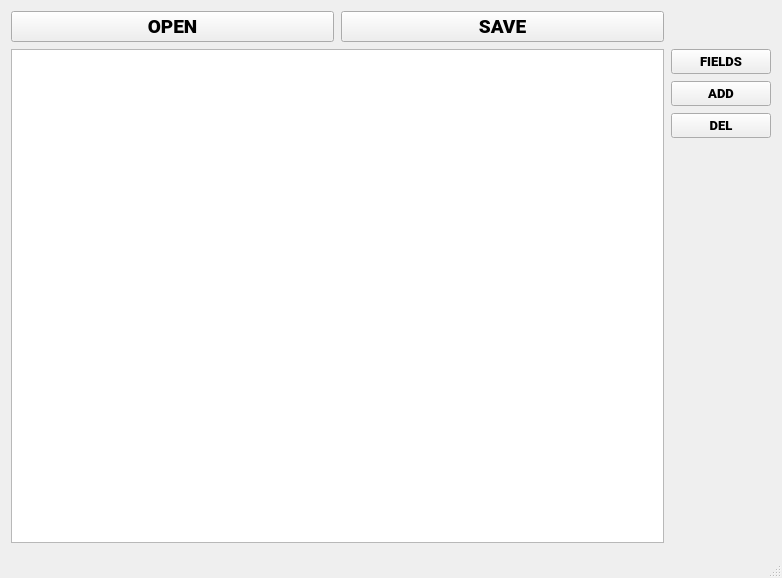
Above: _data/main_GUI.ui from PaulFilms/CSV_EDITOR before the change. Below: the same form after it.
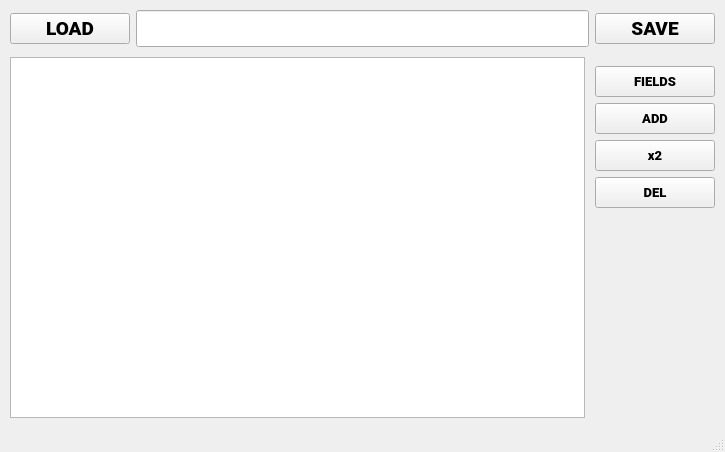
That is the form after the change. Icons and pictures are not drawn.

Commit message: Changes to be committed: 	modified:   .gitignore 	new file:   _data/csv.ico 	modified:   _data/main_GUI.ui 	modified:   _data/main_GUI_ui.py 	modified:   func_data.py 	modified:   main.pyw

Diff of the .ui file:
```diff
--- a/_data/main_GUI.ui
+++ b/_data/main_GUI.ui
@@ -6,10 +6,16 @@
    <rect>
     <x>0</x>
     <y>0</y>
-    <width>782</width>
-    <height>578</height>
+    <width>725</width>
+    <height>452</height>
    </rect>
   </property>
+  <property name="minimumSize">
+   <size>
+    <width>500</width>
+    <height>0</height>
+   </size>
+  </property>
   <property name="font">
    <font>
     <family>Tahoma</family>
@@ -53,96 +59,57 @@
    <property name="accessibleDescription">
     <string notr="true"/>
    </property>
-   <layout class="QGridLayout" name="gridLayout">
+   <layout class="QGridLayout" name="gridLayout_2">
     <property name="leftMargin">
-     <number>11</number>
+     <number>10</number>
     </property>
     <property name="topMargin">
-     <number>11</number>
+     <number>10</number>
     </property>
     <property name="rightMargin">
-     <number>11</number>
+     <number>10</number>
     </property>
     <property name="bottomMargin">
-     <number>11</number>
+     <number>10</number>
     </property>
     <property name="spacing">
-     <number>7</number>
+     <number>10</number>
     </property>
-    <item row="3" column="2">
-     <widget class="QPushButton" name="btn_fields">
-      <property name="maximumSize">
-       <size>
-        <width>100</width>
-        <height>16777215</height>
-       </size>
+    <item row="0" column="0" colspan="2">
+     <widget class="QFrame" name="frame">
+      <property name="frameShape">
+       <enum>QFrame::NoFrame</enum>
       </property>
-      <property name="font">
-       <font>
-        <family>Roboto Black</family>
-        <pointsize>10</pointsize>
-        <weight>75</weight>
-        <bold>true</bold>
-       </font>
+      <property name="frameShadow">
+       <enum>QFrame::Raised</enum>
       </property>
-      <property name="toolTip">
-       <string notr="true"/>
-      </property>
-      <property name="statusTip">
-       <string notr="true"/>
-      </property>
-      <property name="whatsThis">
-       <string notr="true"/>
-      </property>
-      <property name="accessibleName">
-       <string notr="true"/>
-      </property>
-      <property name="accessibleDescription">
-       <string notr="true"/>
-      </property>
-      <property name="text">
-       <string notr="true">FIELDS</string>
-      </property>
-      <property name="shortcut">
-       <string notr="true"/>
-      </property>
-     </widget>
-    </item>
-    <item row="0" column="0">
-     <widget class="QPushButton" name="btn_open">
-      <property name="font">
-       <font>
-        <family>Roboto Black</family>
-        <pointsize>14</pointsize>
-        <weight>75</weight>
-        <bold>true</bold>
-       </font>
-      </property>
-      <property name="toolTip">
-       <string notr="true"/>
-      </property>
-      <property name="statusTip">
-       <string notr="true"/>
-      </property>
-      <property name="whatsThis">
-       <string notr="true"/>
-      </property>
-      <property name="accessibleName">
-       <string notr="true"/>
-      </property>
-      <property name="accessibleDescription">
-       <string notr="true"/>
-      </property>
-      <property name="text">
-       <string notr="true">OPEN</string>
-      </property>
-      <property name="shortcut">
-       <string notr="true"/>
-      </property>
-     </widget>
-    </item>
-    <item row="0" column="1">
+      <layout class="QGridLayout" name="gridLayout">
+       <property name="leftMargin">
+        <number>0</number>
+       </property>
+       <property name="topMargin">
+        <number>0</number>
+       </property>
+       <property name="rightMargin">
+        <number>0</number>
+       </property>
+       <property name="bottomMargin">
+        <number>0</number>
+       </property>
+       <item row="0" column="2">
      <widget class="QPushButton" name="btn_save">
+         <property name="minimumSize">
+          <size>
+           <width>120</width>
+           <height>0</height>
+          </size>
+         </property>
+         <property name="maximumSize">
+          <size>
+           <width>120</width>
+           <height>16777215</height>
+          </size>
+         </property>
       <property name="font">
        <font>
         <family>Roboto Black</family>
@@ -174,31 +141,24 @@
       </property>
      </widget>
     </item>
-    <item row="6" column="2">
-     <spacer name="verticalSpacer">
-      <property name="orientation">
-       <enum>Qt::Vertical</enum>
-      </property>
-      <property name="sizeHint" stdset="0">
+       <item row="0" column="0">
+        <widget class="QPushButton" name="btn_load">
+         <property name="minimumSize">
        <size>
-        <width>20</width>
-        <height>40</height>
-       </size>
-      </property>
-     </spacer>
-    </item>
-    <item row="4" column="2">
-     <widget class="QPushButton" name="btn_add">
+           <width>120</width>
+           <height>0</height>
+          </size>
+         </property>
       <property name="maximumSize">
        <size>
-        <width>100</width>
+           <width>120</width>
         <height>16777215</height>
        </size>
       </property>
       <property name="font">
        <font>
         <family>Roboto Black</family>
-        <pointsize>10</pointsize>
+           <pointsize>14</pointsize>
         <weight>75</weight>
         <bold>true</bold>
        </font>
@@ -219,19 +179,47 @@
        <string notr="true"/>
       </property>
       <property name="text">
-       <string notr="true">ADD</string>
+          <string notr="true">LOAD</string>
       </property>
       <property name="shortcut">
        <string notr="true"/>
       </property>
      </widget>
     </item>
-    <item row="3" column="0" rowspan="4" colspan="2">
+       <item row="0" column="1">
+        <widget class="QLineEdit" name="tx_filename">
+         <property name="minimumSize">
+          <size>
+           <width>0</width>
+           <height>37</height>
+          </size>
+         </property>
+         <property name="maximumSize">
+          <size>
+           <width>16777215</width>
+           <height>37</height>
+          </size>
+         </property>
+         <property name="font">
+          <font>
+           <family>Consolas</family>
+           <pointsize>12</pointsize>
+          </font>
+         </property>
+         <property name="text">
+          <string/>
+         </property>
+        </widget>
+       </item>
+      </layout>
+     </widget>
+    </item>
+    <item row="1" column="0">
      <widget class="QTableWidget" name="tbl_data">
       <property name="font">
        <font>
         <family>Consolas</family>
-        <pointsize>10</pointsize>
+        <pointsize>12</pointsize>
        </font>
       </property>
       <property name="toolTip">
@@ -279,12 +267,168 @@
       </row>
      </widget>
     </item>
-    <item row="5" column="2">
+    <item row="1" column="1">
+     <widget class="QFrame" name="frame_2">
+      <property name="frameShape">
+       <enum>QFrame::NoFrame</enum>
+      </property>
+      <property name="frameShadow">
+       <enum>QFrame::Raised</enum>
+      </property>
+      <layout class="QVBoxLayout" name="verticalLayout">
+       <property name="leftMargin">
+        <number>0</number>
+       </property>
+       <property name="rightMargin">
+        <number>0</number>
+       </property>
+       <item>
+        <widget class="QPushButton" name="btn_fields">
+         <property name="minimumSize">
+          <size>
+           <width>120</width>
+           <height>31</height>
+          </size>
+         </property>
+         <property name="maximumSize">
+          <size>
+           <width>120</width>
+           <height>31</height>
+          </size>
+         </property>
+         <property name="font">
+          <font>
+           <family>Roboto Black</family>
+           <pointsize>10</pointsize>
+           <weight>75</weight>
+           <bold>true</bold>
+          </font>
+         </property>
+         <property name="toolTip">
+          <string notr="true"/>
+         </property>
+         <property name="statusTip">
+          <string notr="true"/>
+         </property>
+         <property name="whatsThis">
+          <string notr="true"/>
+         </property>
+         <property name="accessibleName">
+          <string notr="true"/>
+         </property>
+         <property name="accessibleDescription">
+          <string notr="true"/>
+         </property>
+         <property name="text">
+          <string notr="true">FIELDS</string>
+         </property>
+         <property name="shortcut">
+          <string notr="true"/>
+         </property>
+        </widget>
+       </item>
+       <item>
+        <widget class="QPushButton" name="btn_add">
+         <property name="minimumSize">
+          <size>
+           <width>120</width>
+           <height>31</height>
+          </size>
+         </property>
+         <property name="maximumSize">
+          <size>
+           <width>120</width>
+           <height>31</height>
+          </size>
+         </property>
+         <property name="font">
+          <font>
+           <family>Roboto Black</family>
+           <pointsize>10</pointsize>
+           <weight>75</weight>
+           <bold>true</bold>
+          </font>
+         </property>
+         <property name="toolTip">
+          <string notr="true"/>
+         </property>
+         <property name="statusTip">
+          <string notr="true"/>
+         </property>
+         <property name="whatsThis">
+          <string notr="true"/>
+         </property>
+         <property name="accessibleName">
+          <string notr="true"/>
+         </property>
+         <property name="accessibleDescription">
+          <string notr="true"/>
+         </property>
+         <property name="text">
+          <string notr="true">ADD</string>
+         </property>
+         <property name="shortcut">
+          <string notr="true"/>
+         </property>
+        </widget>
+       </item>
+       <item>
+        <widget class="QPushButton" name="btn_duplicate">
+         <property name="minimumSize">
+          <size>
+           <width>120</width>
+           <height>31</height>
+          </size>
+         </property>
+         <property name="maximumSize">
+          <size>
+           <width>120</width>
+           <height>31</height>
+          </size>
+         </property>
+         <property name="font">
+          <font>
+           <family>Roboto Black</family>
+           <pointsize>10</pointsize>
+           <weight>75</weight>
+           <bold>true</bold>
+          </font>
+         </property>
+         <property name="toolTip">
+          <string notr="true"/>
+         </property>
+         <property name="statusTip">
+          <string notr="true"/>
+         </property>
+         <property name="whatsThis">
+          <string notr="true"/>
+         </property>
+         <property name="accessibleName">
+          <string notr="true"/>
+         </property>
+         <property name="accessibleDescription">
+          <string notr="true"/>
+         </property>
+         <property name="text">
+          <string notr="true">x2</string>
+         </property>
+         <property name="shortcut">
+          <string notr="true"/>
+         </property>
+        </widget>
+       </item>
+       <item>
      <widget class="QPushButton" name="btn_del">
+         <property name="minimumSize">
+          <size>
+           <width>120</width>
+           <height>31</height>
+          </size>
+         </property>
       <property name="maximumSize">
        <size>
-        <width>100</width>
-        <height>16777215</height>
+           <width>120</width>
+           <height>31</height>
        </size>
       </property>
       <property name="font">
@@ -316,6 +460,22 @@
       <property name="shortcut">
        <string notr="true"/>
       </property>
+        </widget>
+       </item>
+       <item>
+        <spacer name="verticalSpacer">
+         <property name="orientation">
+          <enum>Qt::Vertical</enum>
+         </property>
+         <property name="sizeHint" stdset="0">
+          <size>
+           <width>20</width>
+           <height>183</height>
+          </size>
+         </property>
+        </spacer>
+       </item>
+      </layout>
      </widget>
     </item>
    </layout>
```
Left out of the diff: 6 changed lines with no effect on the pictures. Lines whose indentation alone changed are shown as unchanged. The commit also changes 5 other files.
